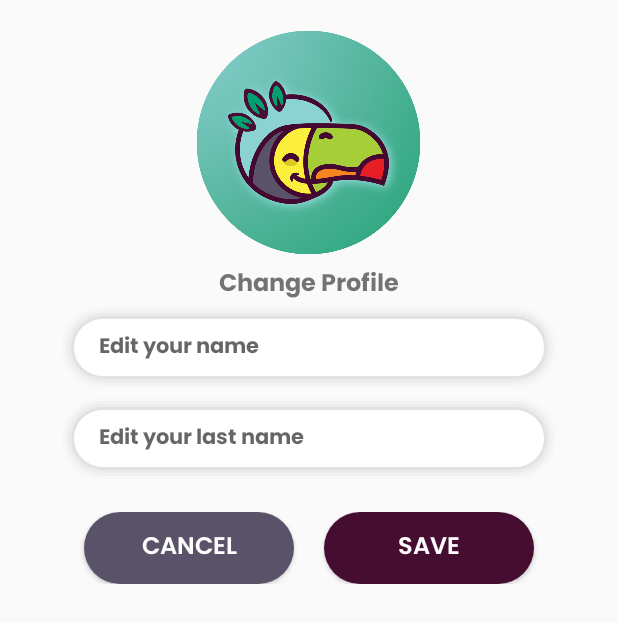
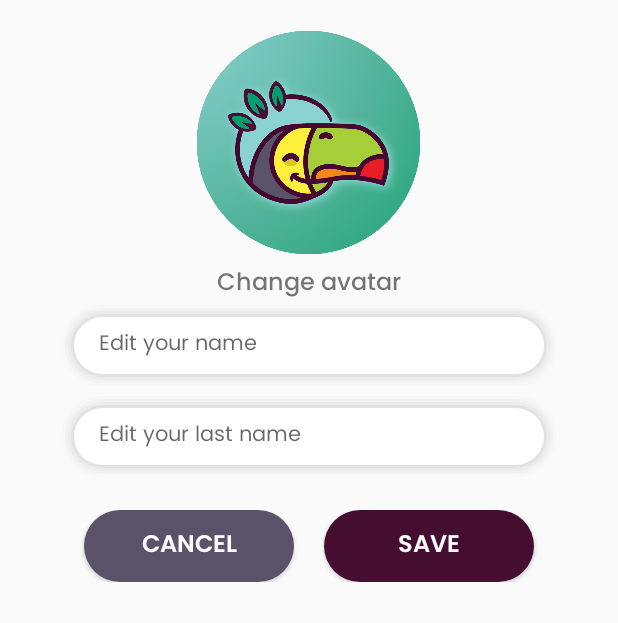
Before and after one commit to Ayante01/turistico, an Android app: the EditProfile screen opened directly, with no data from a screen before it, on a phone screen of 412 x 824 dp. Shown: the top 623 px of the screen. Run offline under Robolectric (Android 15) with nearby library versions, the phone set to English and light mode, and no system bars; our stand-ins replace CircleImageView, Firebase (no records; nobody signed in at launch, a user with empty details on screens opened directly), Picasso; libraries missing offline, so code that uses them is left out: com.theartofdev.edmodo.

Commit message:
update strings and design details

```diff
--- a/app/src/main/res/layout/activity_edit_profile.xml
+++ b/app/src/main/res/layout/activity_edit_profile.xml
@@ -19,14 +19,14 @@
         android:id="@+id/ed_edit_name"
         android:layout_width="wrap_content"
         android:layout_height="55dp"
+        android:layout_below="@+id/change_profile_btn"
+        android:layout_centerHorizontal="true"
         android:layout_marginBottom="5dp"
         android:background="@drawable/text_area"
         android:ems="16"
-        android:layout_centerHorizontal="true"
-        android:fontFamily="@font/poppins_bold"
-        android:hint="Edit your name"
+        android:fontFamily="@font/poppins_regular"
+        android:hint="@string/edit_your_name"
         android:inputType="textPersonName"
-        android:layout_below="@+id/change_profile_btn"
         android:paddingLeft="25dp"
         android:paddingRight="25dp"
         android:textSize="14sp"/>
@@ -35,61 +35,61 @@
         android:id="@+id/ed_edit_last"
         android:layout_width="wrap_content"
         android:layout_height="55dp"
+        android:layout_below="@+id/ed_edit_name"
+        android:layout_centerHorizontal="true"
         android:layout_marginBottom="5dp"
         android:background="@drawable/text_area"
         android:ems="16"
-        android:layout_centerHorizontal="true"
-        android:fontFamily="@font/poppins_bold"
-        android:hint="Edit your last name"
+        android:fontFamily="@font/poppins_regular"
+        android:hint="@string/edit_your_last_name"
         android:inputType="textPersonName"
-        android:layout_below="@+id/ed_edit_name"
         android:paddingLeft="25dp"
         android:paddingRight="25dp"
         android:textSize="14sp"/>
 
     <TextView
         android:id="@+id/change_profile_btn"
-        android:layout_below="@+id/profile_image"
         android:layout_width="wrap_content"
         android:layout_height="wrap_content"
-        android:text="Change Profile"
+        android:layout_below="@+id/profile_image"
         android:layout_centerHorizontal="true"
-        android:textSize="16dp"
-        android:fontFamily="@font/poppins_bold"
-        android:layout_marginTop="6dp"/>
+        android:layout_marginTop="6dp"
+        android:fontFamily="@font/poppins_medium"
+        android:text="@string/change_profile"
+        android:textSize="16dp"/>
 
     <LinearLayout
         android:layout_width="wrap_content"
         android:layout_height="wrap_content"
+        android:layout_below="@id/ed_edit_last"
+        android:layout_centerHorizontal="true"
+        android:layout_margin="16dp"
         android:orientation="horizontal"
-        android:layout_below="@id/ed_edit_last"
-        android:weightSum="2"
-        android:layout_centerHorizontal="true"
-        android:layout_margin="16dp">
+        android:weightSum="2">
 
         <Button
             android:id="@+id/btn_cancel"
             android:layout_width="wrap_content"
-            android:ems="6"
             android:layout_height="wrap_content"
-            android:background="@drawable/button_cancel"
-            android:fontFamily="@font/poppins_semibold"
             android:layout_marginStart="10dp"
             android:layout_marginEnd="10dp"
-            android:text="CANCEL"
+            android:background="@drawable/button_cancel"
+            android:ems="6"
+            android:fontFamily="@font/poppins_semibold"
+            android:text="@string/cancel"
             android:textAllCaps="false"
             android:textColor="@color/white"
             android:textSize="16sp"/>
         <Button
             android:id="@+id/btn_save"
             android:layout_width="wrap_content"
-            android:ems="6"
             android:layout_height="wrap_content"
-            android:background="@drawable/button"
-            android:fontFamily="@font/poppins_semibold"
             android:layout_marginStart="10dp"
             android:layout_marginEnd="10dp"
-            android:text="SAVE"
+            android:background="@drawable/button"
+            android:ems="6"
+            android:fontFamily="@font/poppins_semibold"
+            android:text="@string/save"
             android:textAllCaps="false"
             android:textColor="@color/white"
             android:textSize="16sp"/>
--- a/app/src/main/res/layout/activity_login.xml
+++ b/app/src/main/res/layout/activity_login.xml
@@ -35,8 +35,7 @@
         android:layout_height="wrap_content"
         android:orientation="vertical"
         android:paddingLeft="30dp"
-        android:paddingRight="30dp"
-        >
+        android:paddingRight="30dp">
         <EditText
             android:id="@+id/ed_email"
             android:layout_width="match_parent"
--- a/app/src/main/res/layout/activity_register.xml
+++ b/app/src/main/res/layout/activity_register.xml
@@ -116,7 +116,7 @@
         android:fontFamily="@font/poppins_semibold"
         android:onClick="onClick"
         android:text="@string/sign_up"
-        android:textAllCaps="false"
+        android:textAllCaps="true"
         android:textColor="@color/white"
         android:textSize="16sp"/>
     <LinearLayout
--- a/app/src/main/res/layout/activity_select.xml
+++ b/app/src/main/res/layout/activity_select.xml
@@ -48,7 +48,7 @@
         android:text="@string/login"
         android:textColor="@color/white"
         android:fontFamily="@font/poppins_semibold"
-        android:textAllCaps="false"/>
+        android:textAllCaps="true"/>
 
     <Button
         android:id="@+id/btn_go_to_register_one"
@@ -64,7 +64,7 @@
         android:text="@string/sign_up"
         android:textColor="@color/white"
         android:fontFamily="@font/poppins_semibold"
-        android:textAllCaps="false"/>
+        android:textAllCaps="true"/>
     <LinearLayout
         android:layout_width="match_parent"
         android:layout_height="match_parent"
--- a/app/src/main/res/layout/fragment_favorite_places.xml
+++ b/app/src/main/res/layout/fragment_favorite_places.xml
@@ -18,7 +18,7 @@
             android:layout_marginBottom="16dp"
             android:fontFamily="@font/poppins_bold"
             android:gravity="center"
-            android:text="Your favorite places"
+            android:text="@string/your_favorite_places"
             android:textColor="@color/black"
             android:textSize="18sp" />
     </LinearLayout>
--- a/app/src/main/res/layout/fragment_profile.xml
+++ b/app/src/main/res/layout/fragment_profile.xml
@@ -42,7 +42,7 @@
         android:layout_below="@id/tv_user_name"
         android:layout_centerHorizontal="true"
         android:fontFamily="@font/poppins_medium"
-        android:text="Medallas : 0"
+        android:text="@string/medallas"
         android:textColor="@color/black"
         android:textSize="16dp"/>
 
--- a/app/src/main/res/values/strings.xml
+++ b/app/src/main/res/values/strings.xml
@@ -111,6 +111,13 @@
 
     <string name="title_activity_edit_profile">EditProfile</string>
     <string name="btn_upload_gallery">Upload your own photos</string>
+    <string name="your_favorite_places">Your favorite places</string>
+    <string name="medallas">Medals : 0</string>
+    <string name="edit_your_name">Edit your name</string>
+    <string name="edit_your_last_name">Edit your last name</string>
+    <string name="cancel">CANCEL</string>
+    <string name="save">SAVE</string>
+    <string name="change_profile">Change avatar</string>
     <!-- TODO: Remove or change this placeholder text -->
 
 </resources>
```
Also changed, not shown: app/src/main/res/layout/card_place.xml (+16 -16 lines), app/src/main/res/layout/fragment_search.xml (+4 -4 lines), 1 other file.
